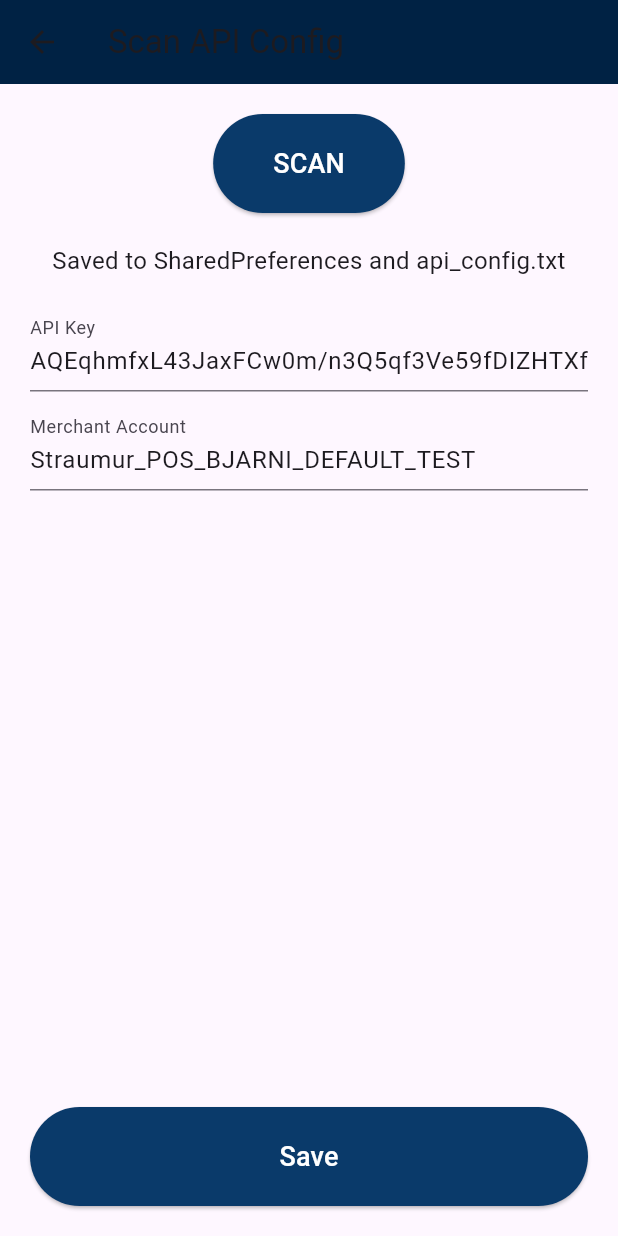
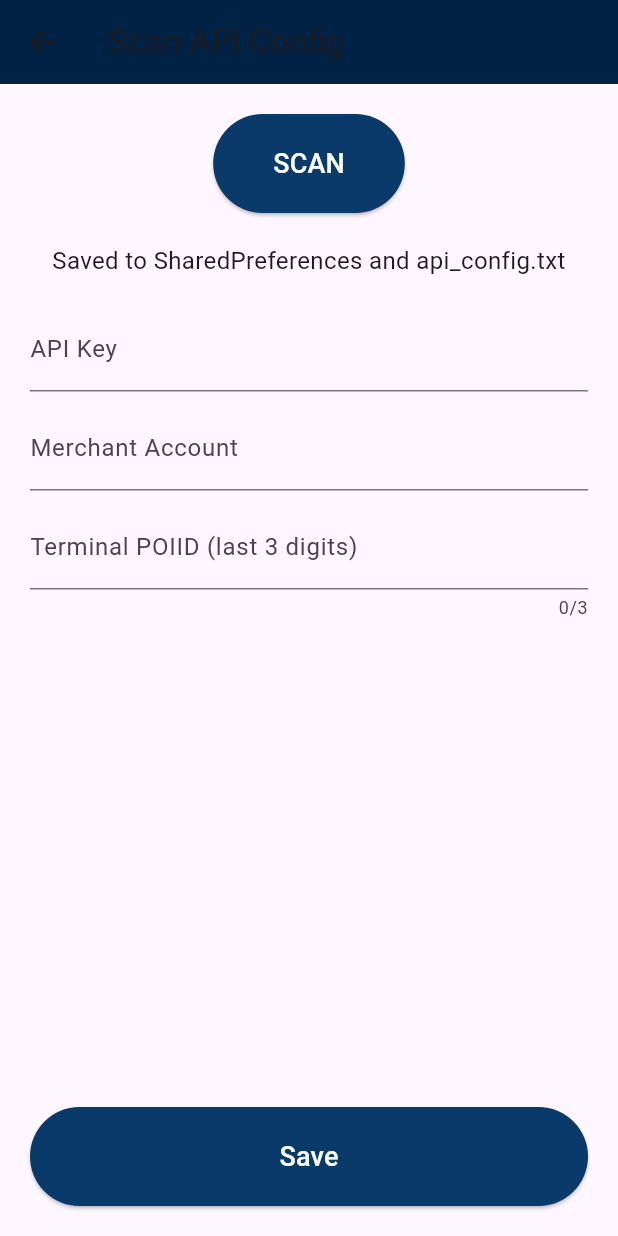
Before and after one commit to aronohilm/Aron_Prins, a Flutter app: the ScanApiConfigPage screen opened directly, after a tap on "SCAN", after a tap on "Save", on a phone screen of 412 x 824 dp. Run offline on Flutter 3.47's test engine with Material 3 defaults, Android fonts, the phone set to English and light mode, and no system bars; our stand-ins replace fluttertoast, shared_preferences; accounts and stored records are empty; network calls fail.

Commit message:
Local scan works now, but issue with response handling (easy fix)

```diff
--- a/lib/simple_qr_scan.dart
+++ b/lib/simple_qr_scan.dart
@@ -1,6 +1,8 @@
 import 'dart:convert';
 import 'package:flutter/material.dart';
+import 'package:http/io_client.dart';
 import 'package:http/http.dart' as http;
+import 'package:http/io_client.dart' as http show IOClient;
 import 'dart:math';
 import 'package:shared_preferences/shared_preferences.dart';
 import 'package:path_provider/path_provider.dart';
@@ -16,6 +18,7 @@ class ScanApiConfigPage extends StatefulWidget {
 class _ScanApiConfigPageState extends State<ScanApiConfigPage> {
   final TextEditingController _apiKeyController = TextEditingController();
   final TextEditingController _merchantController = TextEditingController();
+  final TextEditingController _poiIdSuffixController = TextEditingController();
   bool _isLoading = false;
   String _scanResult = '';
 
@@ -31,8 +34,10 @@ class _ScanApiConfigPageState extends State<ScanApiConfigPage> {
     final merchantAccount = prefs.getString('merchant_account');
     if ((apiKey == null || apiKey.isEmpty) && (merchantAccount == null || merchantAccount.isEmpty)) {
       setState(() {
-        _apiKeyController.text = 'AQEqhmfxL43JaxFCw0m/n3Q5qf3Ve59fDIZHTXfy5UT9AM9RlDqYku8lh1U2EMFdWw2+5HzctViMSCJMYAc=-iql6F+AYb1jkHn3zzDBcXZZvYzXFr9wd1iCR9y2JDU0=-i1i{=<;wFH*jLc94NQe';
-        _merchantController.text = 'Straumur_POS_BJARNI_DEFAULT_TEST';
+        //_apiKeyController.text = 'AQEqhmfxL43JaxFCw0m/n3Q5qf3Ve59fDIZHTXfy5UT9AM9RlDqYku8lh1U2EMFdWw2+5HzctViMSCJMYAc=-iql6F+AYb1jkHn3zzDBcXZZvYzXFr9wd1iCR9y2JDU0=-i1i{=<;wFH*jLc94NQe';
+        //_merchantController.text = 'Straumur_POS_BJARNI_DEFAULT_TEST';
+        _apiKeyController.text = '';
+        _merchantController.text = '';
       });
     } else {
       setState(() {
@@ -48,9 +53,9 @@ class _ScanApiConfigPageState extends State<ScanApiConfigPage> {
       _scanResult = '';
     });
 
-    // Hardcoded values
-    const apiKey = 'AQEqhmfxL43JaxFCw0m/n3Q5qf3Ve59fDIZHTXfy5UT9AM9RlDqYku8lh1U2EMFdWw2+5HzctViMSCJMYAc=-iql6F+AYb1jkHn3zzDBcXZZvYzXFr9wd1iCR9y2JDU0=-i1i{=<;wFH*jLc94NQe';
-    const poiId = 'S1F2L-000158251517660';
+    // Hardcoded prefix, user inputs last 3 digits
+    const poiIdPrefix = 'S1F2L-000158251517';
+    final poiId = poiIdPrefix + _poiIdSuffixController.text.trim();
 
     final sessionId = Random().nextInt(999999);
     final now = DateTime.now().toUtc();
@@ -90,11 +95,16 @@ class _ScanApiConfigPageState extends State<ScanApiConfigPage> {
     };
 
     try {
-      final response = await http.post(
-        Uri.parse("https://terminal-api-test.adyen.com/sync"),
+      // Accept self-signed certificates for local dev only
+      final ioClient = HttpClient()
+        ..badCertificateCallback = (cert, host, port) => true;
+      final client = http.IOClient(ioClient);
+
+      final response = await client.post(
+        Uri.parse("https://localhost:8443/nexo"),
         headers: {
           'Content-Type': 'application/json',
-          'X-API-Key': apiKey,
+          // No X-API-Key for local comms
         },
         body: jsonEncode(fullRequest),
       );
@@ -113,13 +123,28 @@ class _ScanApiConfigPageState extends State<ScanApiConfigPage> {
             String apiKey = '';
             String merchantAccount = '';
 
-            // Try to parse as JSON first
+            // Try to extract JSON object from scannedData
             try {
-              final parsed = jsonDecode(scannedData);
-              apiKey = parsed['apiKey'] ?? '';
-              merchantAccount = parsed['merchantAccount'] ?? '';
-            } catch (_) {
-              // If not JSON, try to parse as CSV
+              String cleaned = scannedData.trim();
+              int start = cleaned.indexOf('{');
+              int end = cleaned.lastIndexOf('}');
+              if (start != -1 && end != -1 && end > start) {
+                String jsonPart = cleaned.substring(start, end + 1);
+                final parsed = jsonDecode(jsonPart);
+                apiKey = parsed['apiKey'] ?? '';
+                merchantAccount = parsed['merchantAccount'] ?? '';
+              } else {
+                // fallback: treat as plain string or CSV
+                final parts = cleaned.split(',');
+                if (parts.length >= 2) {
+                  apiKey = parts[0].replaceAll('"', '').trim();
+                  merchantAccount = parts[1].replaceAll('"', '').trim();
+                } else {
+                  apiKey = cleaned;
+                }
+              }
+            } catch (e) {
+              // fallback: treat as plain string or CSV
               final parts = scannedData.split(',');
               if (parts.length >= 2) {
                 apiKey = parts[0].replaceAll('"', '').trim();
@@ -187,6 +212,13 @@ class _ScanApiConfigPageState extends State<ScanApiConfigPage> {
               controller: _merchantController,
               decoration: const InputDecoration(labelText: "Merchant Account"),
             ),
+            const SizedBox(height: 10),
+            TextField(
+              controller: _poiIdSuffixController,
+              decoration: const InputDecoration(labelText: "Terminal POIID (last 3 digits)"),
+              keyboardType: TextInputType.number,
+              maxLength: 3,
+            ),
           ],
         ),
       ),
```
